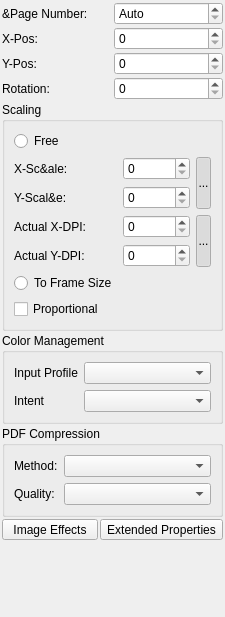
This is Scribus/scribus/ui/propertiespalette_imagebase.ui in AlterScribus/ece15 as Qt 5 draws it before an edit. The edited form follows.
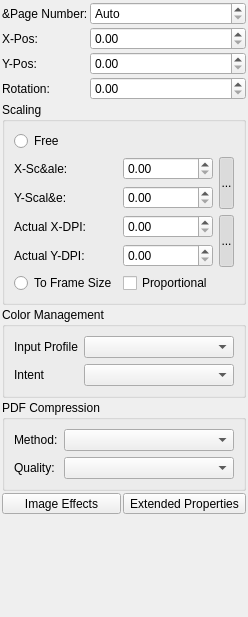
This is the edited form. Custom widgets are drawn as their Qt base class.

Commit message: Small changes in PP (imagebase, textbase)

The edit to the form file:
```diff
--- a/Scribus/scribus/ui/propertiespalette_imagebase.ui
+++ b/Scribus/scribus/ui/propertiespalette_imagebase.ui
@@ -21,15 +21,32 @@
     <number>2</number>
    </property>
    <item>
-    <layout class="QGridLayout" name="gridLayout">
-     <item row="2" column="0">
+    <layout class="QFormLayout" name="formLayout">
+     <property name="sizeConstraint">
+      <enum>QLayout::SetFixedSize</enum>
+     </property>
+     <item row="0" column="0">
+      <widget class="QLabel" name="imagePageNumberLabel">
+       <property name="text">
+        <string>&amp;Page Number:</string>
+       </property>
+      </widget>
+     </item>
+     <item row="0" column="1">
+      <widget class="ScrSpinBox" name="imagePageNumber">
+       <property name="specialValueText">
+        <string>Auto</string>
+       </property>
+      </widget>
+     </item>
+     <item row="1" column="0">
       <widget class="QLabel" name="xposImgLabel">
        <property name="text">
         <string>X-Pos:</string>
        </property>
       </widget>
      </item>
-     <item row="2" column="1">
+     <item row="1" column="1">
       <widget class="ScrSpinBox" name="imageXOffsetSpinBox">
        <property name="sizePolicy">
         <sizepolicy hsizetype="Minimum" vsizetype="Fixed">
@@ -39,38 +56,14 @@
        </property>
       </widget>
      </item>
-     <item row="4" column="0">
-      <widget class="QLabel" name="imageRotationLabel">
-       <property name="text">
-        <string>Rotation:</string>
-       </property>
-      </widget>
-     </item>
-     <item row="4" column="1">
-      <widget class="ScrSpinBox" name="imageRotation">
-       <property name="sizePolicy">
-        <sizepolicy hsizetype="Minimum" vsizetype="Fixed">
-         <horstretch>0</horstretch>
-         <verstretch>0</verstretch>
-        </sizepolicy>
-       </property>
-      </widget>
-     </item>
-     <item row="1" column="0">
-      <widget class="QLabel" name="imagePageNumberLabel">
-       <property name="text">
-        <string>&amp;Page Number:</string>
-       </property>
-      </widget>
-     </item>
-     <item row="3" column="0">
+     <item row="2" column="0">
       <widget class="QLabel" name="yposImgLabel">
        <property name="text">
         <string>Y-Pos:</string>
        </property>
       </widget>
      </item>
-     <item row="3" column="1">
+     <item row="2" column="1">
       <widget class="ScrSpinBox" name="imageYOffsetSpinBox">
        <property name="sizePolicy">
         <sizepolicy hsizetype="Minimum" vsizetype="Fixed">
@@ -80,10 +73,20 @@
        </property>
       </widget>
      </item>
-     <item row="1" column="1">
-      <widget class="ScrSpinBox" name="imagePageNumber">
-       <property name="specialValueText">
-        <string>Auto</string>
+     <item row="3" column="0">
+      <widget class="QLabel" name="imageRotationLabel">
+       <property name="text">
+        <string>Rotation:</string>
+       </property>
+      </widget>
+     </item>
+     <item row="3" column="1">
+      <widget class="ScrSpinBox" name="imageRotation">
+       <property name="sizePolicy">
+        <sizepolicy hsizetype="Minimum" vsizetype="Fixed">
+         <horstretch>0</horstretch>
+         <verstretch>0</verstretch>
+        </sizepolicy>
        </property>
       </widget>
      </item>
@@ -95,6 +98,19 @@
       <string>Scaling</string>
      </property>
      <layout class="QGridLayout" name="gridLayout_2">
+      <item row="6" column="1">
+       <widget class="QCheckBox" name="cbProportional">
+        <property name="sizePolicy">
+         <sizepolicy hsizetype="MinimumExpanding" vsizetype="Fixed">
+          <horstretch>0</horstretch>
+          <verstretch>0</verstretch>
+         </sizepolicy>
+        </property>
+        <property name="text">
+         <string>Proportional</string>
+        </property>
+       </widget>
+      </item>
       <item row="2" column="0">
        <widget class="QLabel" name="xscaleLabel">
         <property name="text">
@@ -151,6 +167,9 @@
         </property>
        </widget>
       </item>
+      <item row="4" column="1">
+       <widget class="ScrSpinBox" name="imgDpiX"/>
+      </item>
       <item row="4" column="0">
        <widget class="QLabel" name="imgDPIXLabel">
         <property name="text">
@@ -158,9 +177,6 @@
         </property>
        </widget>
       </item>
-      <item row="4" column="1">
-       <widget class="ScrSpinBox" name="imgDpiX"/>
-      </item>
       <item row="5" column="0">
        <widget class="QLabel" name="imgDPIYLabel">
         <property name="text">
@@ -207,12 +223,18 @@
         </property>
        </widget>
       </item>
-      <item row="7" column="0">
-       <widget class="QCheckBox" name="cbProportional">
-        <property name="text">
-         <string>Proportional</string>
+      <item row="2" column="3">
+       <spacer name="horizontalSpacer">
+        <property name="orientation">
+         <enum>Qt::Horizontal</enum>
         </property>
-       </widget>
+        <property name="sizeHint" stdset="0">
+         <size>
+          <width>40</width>
+          <height>20</height>
+         </size>
+        </property>
+       </spacer>
       </item>
      </layout>
     </widget>
@@ -222,9 +244,15 @@
      <property name="title">
       <string>Color Management</string>
      </property>
-     <layout class="QGridLayout" name="gridLayout_4">
+     <layout class="QFormLayout" name="formLayout_2">
       <item row="0" column="0">
        <widget class="QLabel" name="inputProfLabel">
+        <property name="sizePolicy">
+         <sizepolicy hsizetype="Preferred" vsizetype="Preferred">
+          <horstretch>0</horstretch>
+          <verstretch>0</verstretch>
+         </sizepolicy>
+        </property>
         <property name="text">
          <string>Input Profile</string>
         </property>
@@ -242,13 +270,26 @@
       </item>
       <item row="1" column="0">
        <widget class="QLabel" name="renderIntentLabel">
+        <property name="sizePolicy">
+         <sizepolicy hsizetype="Preferred" vsizetype="Preferred">
+          <horstretch>0</horstretch>
+          <verstretch>0</verstretch>
+         </sizepolicy>
+        </property>
         <property name="text">
          <string>Intent</string>
         </property>
        </widget>
       </item>
       <item row="1" column="1">
-       <widget class="QComboBox" name="renderIntent"/>
+       <widget class="QComboBox" name="renderIntent">
+        <property name="sizePolicy">
+         <sizepolicy hsizetype="MinimumExpanding" vsizetype="Fixed">
+          <horstretch>0</horstretch>
+          <verstretch>0</verstretch>
+         </sizepolicy>
+        </property>
+       </widget>
       </item>
      </layout>
     </widget>
@@ -258,9 +299,15 @@
      <property name="title">
       <string>PDF Compression</string>
      </property>
-     <layout class="QGridLayout" name="gridLayout_3">
+     <layout class="QFormLayout" name="formLayout_3">
       <item row="0" column="0">
        <widget class="QLabel" name="compressionMethodLabel">
+        <property name="sizePolicy">
+         <sizepolicy hsizetype="Preferred" vsizetype="Preferred">
+          <horstretch>0</horstretch>
+          <verstretch>0</verstretch>
+         </sizepolicy>
+        </property>
         <property name="text">
          <string>Method:</string>
         </property>
@@ -278,6 +325,12 @@
       </item>
       <item row="1" column="0">
        <widget class="QLabel" name="compressionQualityLabel">
+        <property name="sizePolicy">
+         <sizepolicy hsizetype="Preferred" vsizetype="Preferred">
+          <horstretch>0</horstretch>
+          <verstretch>0</verstretch>
+         </sizepolicy>
+        </property>
         <property name="text">
          <string>Quality:</string>
         </property>
@@ -344,8 +397,8 @@
  <customwidgets>
   <customwidget>
    <class>ScrSpinBox</class>
-   <extends>QSpinBox</extends>
-   <header location="global">ui/scrspinbox.h</header>
+   <extends>QDoubleSpinBox</extends>
+   <header>ui/scrspinbox.h</header>
   </customwidget>
   <customwidget>
    <class>LinkButton</class>
```
Left out of the diff: 13 changed lines with no effect on the pictures. The commit also changes 1 other file.
